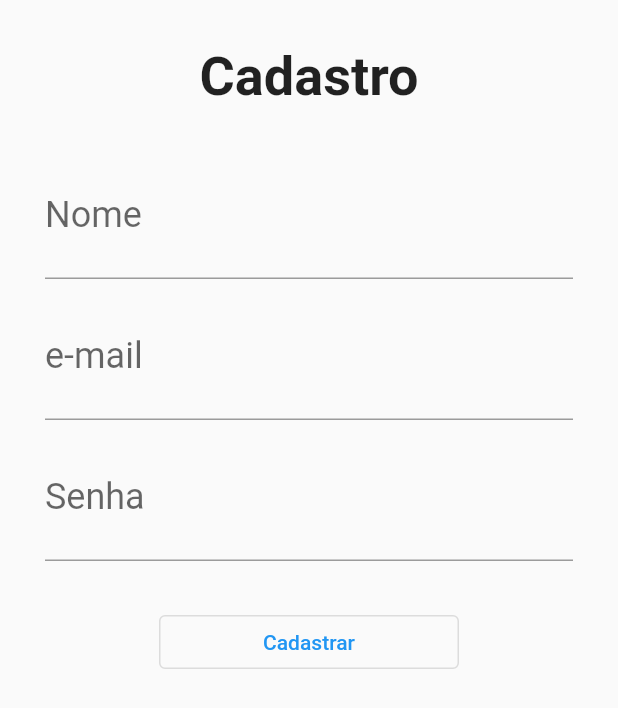
After one commit to fernando44/ProvaParcialFlutter, a Flutter app: the screen it shows after launch, after a tap on "Cadastro", on a phone screen of 412 x 824 dp. The commit adds this screen. Shown: the top 708 px of the screen. Run offline on Flutter 3.47's test engine with Material 2 defaults, Android fonts, the phone set to English and light mode, and no system bars; missing offline and left inert: dart:js; network calls fail.

Commit message:
quase final
quase final

```diff
--- a/forza/lib/main.dart
+++ b/forza/lib/main.dart
@@ -1,8 +1,12 @@
+
+import 'dart:js';
 
 import 'package:flutter/material.dart';
 import 'package:forza/view/bugatti.dart';
+import 'package:forza/view/cadastro.dart';
 import 'package:forza/view/login.dart';
 import 'package:forza/view/marcas.dart';
+import 'package:forza/view/sobre.dart';
 import 'package:forza/view/type_35_c_1926.dart';
 import 'view/tela_inicial.dart';
 
@@ -18,6 +22,8 @@ void main(List<String> args) {
         'marcas' : (context) => const Marcas(),
         'bugatti' : (context) => const Bugatti(),
         'type35c1926' : (context) => const type35c1926(),
+        'sobre' : (context) => const sobre(),
+        'cadastro' : (context) => const cadastro(),
       },
     )
   );
--- /dev/null
+++ b/forza/lib/view/cadastro.dart
@@ -0,0 +1,110 @@
+import 'package:flutter/material.dart';
+
+class cadastro extends StatefulWidget {
+  const cadastro({Key? key}) : super(key: key);
+
+  @override
+  State<cadastro> createState() => _cadastro();
+}
+
+// ignore: camel_case_types
+class _cadastro extends State<cadastro> {
+
+    var txtUsuario = TextEditingController();
+    var txtSenha = TextEditingController();
+
+    @override
+    Widget build(BuildContext context) {
+      return Scaffold(
+        body: Container(
+          padding: EdgeInsets.all(30),
+          child: Center(
+            child: Container(
+              child: Column(
+                children: [
+                  Text(
+                    'Cadastro',
+                    style: TextStyle(
+                      fontSize: 36,
+                      fontWeight: FontWeight.bold,
+                    ),
+                  ),
+                  SizedBox(
+                    height: 30,
+                  ),
+                  TextField(
+                    controller: txtUsuario,
+                    style: TextStyle(
+                      fontSize: 32,
+                    ),
+                    decoration: InputDecoration(
+                      labelText: 'Nome',
+                      labelStyle: TextStyle(
+                        fontSize: 24,
+                      ),
+                    ),
+                  ),
+                  SizedBox(
+                    height: 10,
+                  ),
+                  TextField(
+                    controller: txtUsuario,
+                    style: TextStyle(
+                      fontSize: 32,
+                    ),
+                    decoration: InputDecoration(
+                      labelText: 'e-mail',
+                      labelStyle: TextStyle(
+                        fontSize: 24,
+                      ),
+                    ),
+                  ),
+                  SizedBox(
+                    height: 10,
+                  ),
+                  TextField(
+                    controller: txtSenha,
+                    obscureText: true,
+                    style: TextStyle(
+                      fontSize: 32,
+                    ),
+                    decoration: InputDecoration(
+                      labelText: 'Senha',
+                      labelStyle: TextStyle(
+                        fontSize: 24,
+                      ),
+                    ),
+                  ),
+                  SizedBox(
+                    height: 30,
+                  ),
+                  Container(
+                    width: 200,
+                    child: OutlinedButton(
+                      onPressed: () {
+                        setState(() {
+                          var usr = txtUsuario.text.toUpperCase();
+                          var pwd = txtSenha.text;
+
+                          if ((usr == 'aswsaa' || usr == 'asswaa') && pwd == '') {
+
+                          } else {
+                            ScaffoldMessenger.of(context).showSnackBar(
+                              SnackBar(
+                                content: Text('Usuário e/ou senha inválidos.'),
+                              ),
+                            );
+                          }
+                        });
+                      },
+                      child: Text('Cadastrar'),
+                    ),
+                  ),
+                ],
+              ),
+            ),
+          ),
+        ),
+      );
+    }
+  }
--- a/forza/lib/view/tela_inicial.dart
+++ b/forza/lib/view/tela_inicial.dart
@@ -72,9 +72,32 @@ class _TelaPrincipalState extends State<TelaPrincipal> {
                     OutlinedButton(//btn cadastro
                       style: OutlinedButton.styleFrom(
                           backgroundColor: Colors.grey),
-                      onPressed: () {},
+                      onPressed: () {
+                        Navigator.pushNamed(//chama a tela de login
+                            context,
+                            'cadastro',
+                          );
+                      },
                       child: Text(
                         'Cadastro',
+                        style: TextStyle(color: Colors.red.shade800),
+                      ),
+                    ),
+                    const SizedBox(
+                      width: 8.0,
+                    ),
+
+                    OutlinedButton(//btn cadastro
+                      style: OutlinedButton.styleFrom(
+                          backgroundColor: Colors.grey),
+                      onPressed: () {
+                        Navigator.pushNamed(//chama a tela de login
+                            context,
+                            'sobre',
+                          );
+                      },
+                      child: Text(
+                        'Sobre',
                         style: TextStyle(color: Colors.red.shade800),
                       ),
                     ),
```
Also changed, not shown: forza/lib/view/sobre.dart (added, +85 -0 lines), forza/lib/view/type_35_c_1926.dart (+10 -3 lines).
